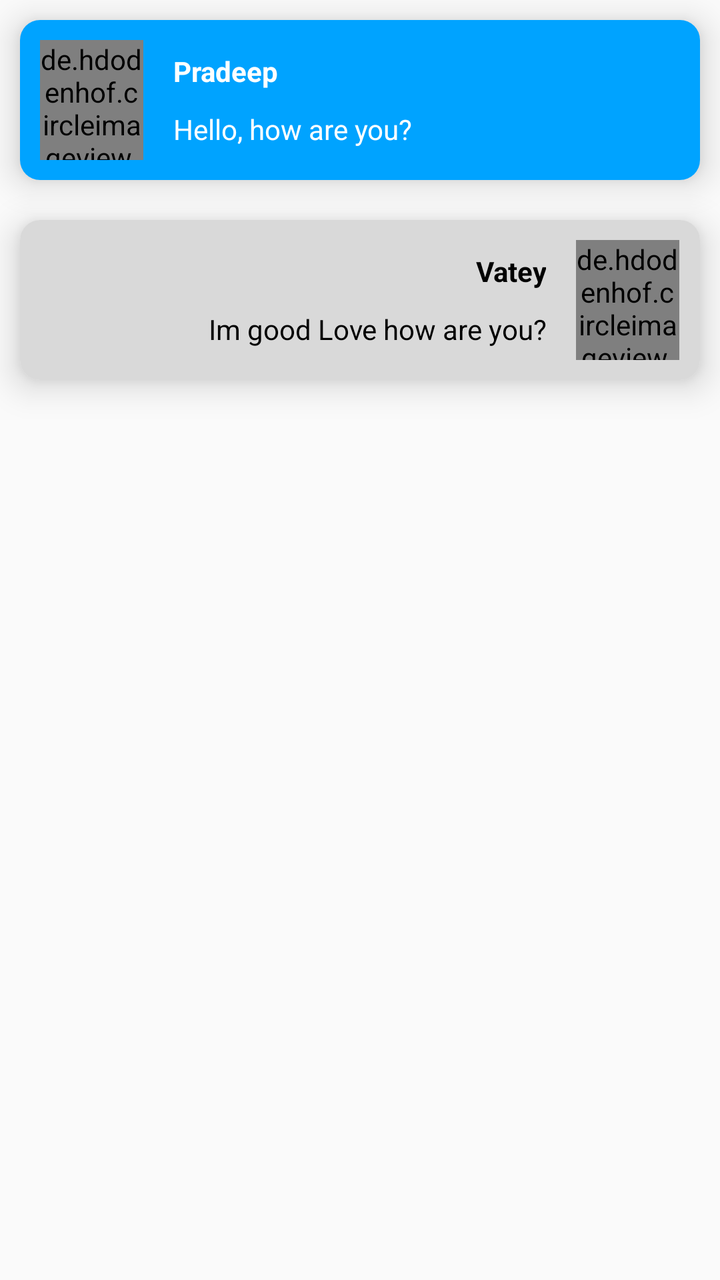
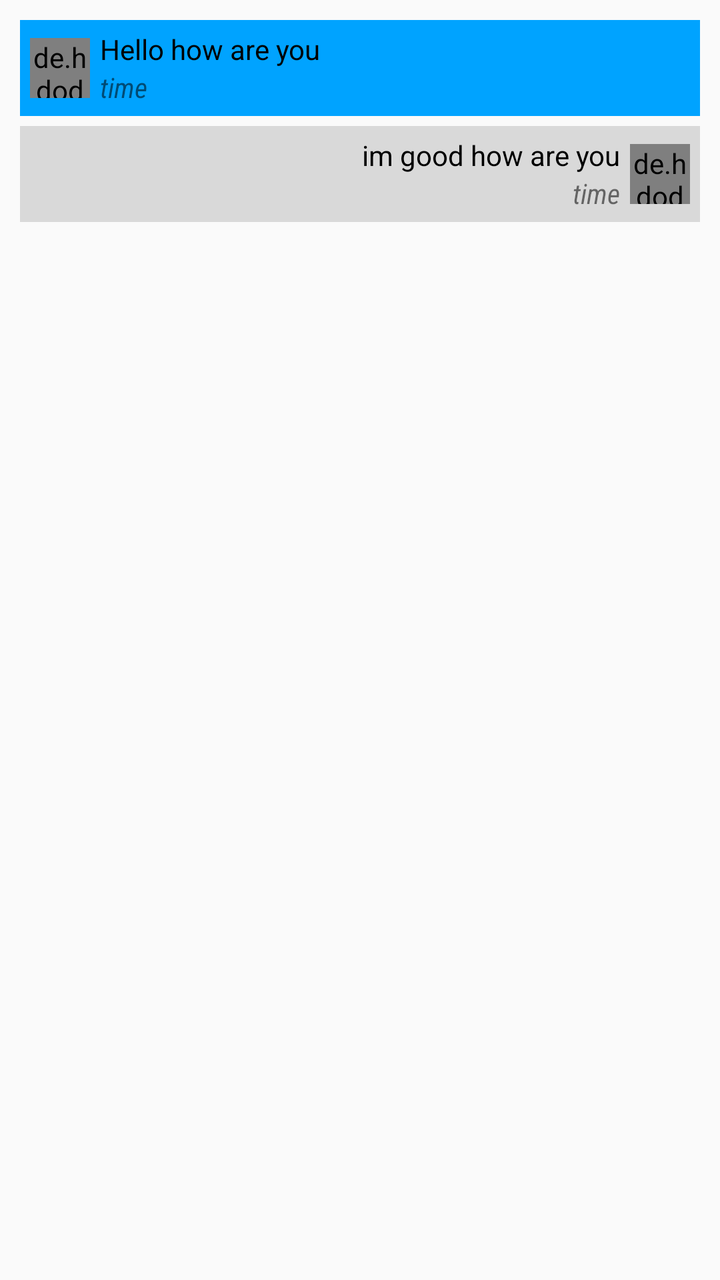

An Android layout rendered at two revisions. The XML below is the earlier revision; the diff shows what the commit changed to produce the second picture.
<!-- AndroidManifest.xml: application theme Theme.ICare -->
<!-- res/layout/item_chat.xml -->
<?xml version="1.0" encoding="utf-8"?>
<LinearLayout xmlns:android="http://schemas.android.com/apk/res/android"
    xmlns:app="http://schemas.android.com/apk/res-auto"
    android:layout_width="match_parent"
    android:layout_height="wrap_content"
    android:orientation="vertical">

    <androidx.cardview.widget.CardView
        android:layout_width="match_parent"
        android:layout_height="wrap_content"
        android:layout_margin="10dp"
        android:orientation="horizontal"
        app:cardCornerRadius="10dp"
        app:cardElevation="10dp">

        <LinearLayout
            android:layout_width="match_parent"
            android:layout_height="wrap_content"
            android:background="@color/themeBlue"
            android:orientation="horizontal"
            android:padding="10dp">

            <LinearLayout
                android:layout_width="0dp"
                android:layout_height="wrap_content"
                android:layout_weight=".2"
                android:orientation="vertical">

                <de.hdodenhof.circleimageview.CircleImageView
                    android:id="@+id/profile_image_fav"
                    android:layout_width="match_parent"
                    android:layout_height="60dp"
                    android:src="@drawable/ic_man" />
            </LinearLayout>

            <LinearLayout
                android:layout_width="0dp"
                android:layout_height="wrap_content"
                android:layout_gravity="center"
                android:layout_marginLeft="10dp"
                android:layout_weight="1"
                android:orientation="vertical">

                <TextView
                    android:id="@+id/txtv_nameFav"
                    android:layout_width="match_parent"
                    android:layout_height="wrap_content"
                    android:padding="5dp"
                    android:text="Pradeep"
                    android:textColor="@color/white"
                    android:textStyle="bold" />

                <TextView
                    android:id="@+id/txtv_favcountry"
                    android:layout_width="match_parent"
                    android:layout_height="wrap_content"
                    android:layout_gravity="center"
                    android:padding="5dp"
                    android:text="Hello, how are you?"
                    android:textColor="@color/white" />

            </LinearLayout>

        </LinearLayout>
    </androidx.cardview.widget.CardView>

    <androidx.cardview.widget.CardView
        android:layout_width="match_parent"
        android:layout_height="wrap_content"
        android:layout_margin="10dp"
        android:background="@color/white"
        android:orientation="horizontal"
        app:cardCornerRadius="10dp"
        app:cardElevation="10dp">

        <LinearLayout
            android:layout_width="match_parent"
            android:layout_height="wrap_content"
            android:background="@color/chatColor"
            android:orientation="horizontal"
            android:padding="10dp">

            <LinearLayout
                android:layout_width="0dp"
                android:layout_height="wrap_content"
                android:layout_gravity="center"
                android:layout_weight="1"
                android:layout_marginEnd="10dp"
                android:orientation="vertical">

                <TextView
                    android:id="@+id/txtv_nameFavSecond"
                    android:layout_width="match_parent"
                    android:layout_height="wrap_content"
                    android:padding="5dp"
                    android:text="Vatey"
                    android:textAlignment="textEnd"
                    android:textColor="@color/black"
                    android:textStyle="bold" />

                <TextView
                    android:id="@+id/txtv_favcountrySecond"
                    android:layout_width="match_parent"
                    android:layout_height="wrap_content"
                    android:padding="5dp"
                    android:textAlignment="textEnd"
                    android:text="Im good Love how are you?"
                    android:textColor="@color/black" />

            </LinearLayout>

            <LinearLayout
                android:layout_width="0dp"
                android:layout_height="wrap_content"
                android:layout_weight=".2"
                android:orientation="vertical">

                <de.hdodenhof.circleimageview.CircleImageView
                    android:id="@+id/profile_image_favSecond"
                    android:layout_width="match_parent"
                    android:layout_height="60dp"
                    android:src="@drawable/ic_man" />
            </LinearLayout>

        </LinearLayout>
    </androidx.cardview.widget.CardView>



</LinearLayout>
<!-- resources referenced by this layout -->
<resources>
  <color name="black">#000000</color>
  <color name="chatColor">#D9D9D9</color>
  <color name="themeBlue">#00A3FF</color>
  <color name="white">#FFFFFFFF</color>
  <!-- drawable ic_man: vector/xml drawable (drawable, 3916 chars, omitted) -->
  <style name="Theme.ICare" parent="Theme.MaterialComponents.Light.NoActionBar.Bridge">
          
          <item name="colorPrimary">@color/themeBlue</item>
          <item name="colorPrimaryVariant">@color/themeBlue</item>
          <item name="colorOnPrimary">@color/white</item>
          
          <item name="colorSecondary">@color/colorBackGroundEdittext</item>
          <item name="colorSecondaryVariant">@color/colorBackGroundEdittext</item>
          <item name="colorOnSecondary">@color/black</item>
          
          <item name="android:statusBarColor">@color/themeBlue</item>
          
      </style>
  <color name="colorBackGroundEdittext">#526278</color>
</resources>

<!-- the commit's change to res/layout/item_chat.xml (unified diff, before → after) -->
@@ -1,130 +1,171 @@
 <?xml version="1.0" encoding="utf-8"?>
 <LinearLayout xmlns:android="http://schemas.android.com/apk/res/android"
-    xmlns:app="http://schemas.android.com/apk/res-auto"
     android:layout_width="match_parent"
     android:layout_height="wrap_content"
     android:orientation="vertical">
 
-    <androidx.cardview.widget.CardView
+    <LinearLayout
+        android:id="@+id/message_relative_left"
         android:layout_width="match_parent"
         android:layout_height="wrap_content"
-        android:layout_margin="10dp"
+        android:layout_marginLeft="10dp"
+        android:layout_marginTop="10dp"
+        android:layout_marginRight="10dp"
+        android:background="@color/themeBlue"
         android:orientation="horizontal"
-        app:cardCornerRadius="10dp"
-        app:cardElevation="10dp">
+        android:padding="5dp">
+
+        <de.hdodenhof.circleimageview.CircleImageView
+            android:id="@+id/message_image_left"
+            android:layout_width="30dp"
+            android:layout_height="30dp"
+            android:layout_gravity="center"
+            android:src="@drawable/person" />
 
         <LinearLayout
-            android:layout_width="match_parent"
+            android:layout_width="0dp"
             android:layout_height="wrap_content"
-            android:background="@color/themeBlue"
-            android:orientation="horizontal"
-            android:padding="10dp">
+            android:layout_marginStart="5dp"
+            android:layout_weight="1"
+            android:orientation="vertical">
 
-            <LinearLayout
-                android:layout_width="0dp"
-                android:layout_height="wrap_content"
-                android:layout_weight=".2"
-                android:orientation="vertical">
-
-                <de.hdodenhof.circleimageview.CircleImageView
-                    android:id="@+id/profile_image_fav"
-                    android:layout_width="match_parent"
-                    android:layout_height="60dp"
-                    android:src="@drawable/ic_man" />
-            </LinearLayout>
-
-            <LinearLayout
-                android:layout_width="0dp"
+            <TextView
+                android:id="@+id/message_text_left"
+                android:layout_width="match_parent"
                 android:layout_height="wrap_content"
                 android:layout_gravity="center"
-                android:layout_marginLeft="10dp"
-                android:layout_weight="1"
-                android:orientation="vertical">
+                android:text="Hello how are you"
+                android:textColor="@color/black" />
+
+            <RelativeLayout
+                android:layout_width="wrap_content"
+                android:layout_height="wrap_content">
+
+                <ImageView
+                    android:id="@+id/message_imagetext_left"
+                    android:layout_width="200dp"
+                    android:layout_height="100dp"
+                    android:layout_marginTop="6dp"
+                    android:visibility="gone" />
 
                 <TextView
-                    android:id="@+id/txtv_nameFav"
-                    android:layout_width="match_parent"
+                    android:id="@+id/message_loading_left"
+                    android:layout_width="wrap_content"
                     android:layout_height="wrap_content"
-                    android:padding="5dp"
-                    android:text="Pradeep"
-                    android:textColor="@color/white"
-                    android:textStyle="bold" />
+                    android:layout_centerInParent="true"
+                    android:text="TEST"
+                    android:visibility="gone" />
+            </RelativeLayout>
 
-                <TextView
-                    android:id="@+id/txtv_favcountry"
-                    android:layout_width="match_parent"
-                    android:layout_height="wrap_content"
-                    android:layout_gravity="center"
-                    android:padding="5dp"
-                    android:text="Hello, how are you?"
-                    android:textColor="@color/white" />
+            <TextView
+                android:id="@+id/message_time_left"
+                android:layout_width="wrap_content"
+                android:layout_height="wrap_content"
+                android:layout_gravity="start"
+                android:fontFamily="sans-serif-condensed"
+                android:text="time"
+                android:textStyle="italic" />
+        </LinearLayout>
 
-            </LinearLayout>
+    </LinearLayout>
+
+    <LinearLayout
+        android:id="@+id/message_relative_right"
+        android:layout_width="match_parent"
+        android:layout_height="wrap_content"
+        android:layout_marginLeft="10dp"
+        android:layout_marginTop="5dp"
+        android:layout_marginRight="10dp"
+        android:background="@color/chatColor"
+        android:gravity="end"
+        android:orientation="horizontal"
+        android:padding="5dp">
+
+        <LinearLayout
+            android:layout_width="0dp"
+            android:layout_height="wrap_content"
+            android:layout_marginEnd="5dp"
+            android:layout_weight="1"
+            android:orientation="vertical">
+
+            <TextView
+                android:id="@+id/txtv_received_message"
+                android:layout_width="match_parent"
+                android:layout_height="wrap_content"
+                android:layout_gravity="center"
+                android:gravity="end"
+                android:text="im good how are you"
+                android:textColor="@color/black" />
+
+            <TextView
+                android:id="@+id/message_time_right"
+                android:layout_width="wrap_content"
+                android:layout_height="wrap_content"
+                android:layout_gravity="end"
+                android:fontFamily="sans-serif-condensed"
+                android:text="time"
+                android:textStyle="italic" />
 
         </LinearLayout>
-    </androidx.cardview.widget.CardView>
 
-    <androidx.cardview.widget.CardView
-        android:layout_width="match_parent"
+        <RelativeLayout
+            android:layout_width="wrap_content"
+            android:layout_height="wrap_content">
+
+            <ImageView
+                android:id="@+id/message_imagetext_right"
+                android:layout_width="200dp"
+                android:layout_height="100dp"
+                android:layout_marginTop="6dp"
+                android:visibility="gone" />
+
+            <TextView
+                android:id="@+id/message_loading_right"
+                android:layout_width="wrap_content"
+                android:layout_height="wrap_content"
+                android:layout_centerInParent="true"
+                android:text="TEST"
+                android:visibility="gone" />
+        </RelativeLayout>
+
+        <de.hdodenhof.circleimageview.CircleImageView
+            android:id="@+id/message_image_right"
+            android:layout_width="30dp"
+            android:layout_height="30dp"
+            android:layout_gravity="center"
+            android:src="@drawable/girl_doctor" />
+
+    </LinearLayout>
+
+    <RelativeLayout
+        android:id="@+id/message_relative_bottom"
+        android:layout_width="wrap_content"
         android:layout_height="wrap_content"
-        android:layout_margin="10dp"
-        android:background="@color/white"
         android:orientation="horizontal"
-        app:cardCornerRadius="10dp"
-        app:cardElevation="10dp">
+        android:visibility="gone">
 
-        <LinearLayout
-            android:layout_width="match_parent"
+        <TextView
+            android:id="@+id/message_typing"
+            android:layout_width="wrap_content"
             android:layout_height="wrap_content"
-            android:background="@color/chatColor"
-            android:orientation="horizontal"
-            android:padding="10dp">
+            android:layout_marginStart="8dp"
+            android:layout_marginBottom="4dp"
+            android:fontFamily="sans-serif-condensed"
+            android:text="Typing..."
+            android:textStyle="italic"
+            android:visibility="invisible" />
 
-            <LinearLayout
-                android:layout_width="0dp"
-                android:layout_height="wrap_content"
-                android:layout_gravity="center"
-                android:layout_weight="1"
-                android:layout_marginEnd="10dp"
-                android:orientation="vertical">
-
-                <TextView
-                    android:id="@+id/txtv_nameFavSecond"
-                    android:layout_width="match_parent"
-                    android:layout_height="wrap_content"
-                    android:padding="5dp"
-                    android:text="Vatey"
-                    android:textAlignment="textEnd"
-                    android:textColor="@color/black"
-                    android:textStyle="bold" />
-
-                <TextView
-                    android:id="@+id/txtv_favcountrySecond"
-                    android:layout_width="match_parent"
-                    android:layout_height="wrap_content"
-                    android:padding="5dp"
-                    android:textAlignment="textEnd"
-                    android:text="Im good Love how are you?"
-                    android:textColor="@color/black" />
-
-            </LinearLayout>
-
-            <LinearLayout
-                android:layout_width="0dp"
-                android:layout_height="wrap_content"
-                android:layout_weight=".2"
-                android:orientation="vertical">
-
-                <de.hdodenhof.circleimageview.CircleImageView
-                    android:id="@+id/profile_image_favSecond"
-                    android:layout_width="match_parent"
-                    android:layout_height="60dp"
-                    android:src="@drawable/ic_man" />
-            </LinearLayout>
-
-        </LinearLayout>
-    </androidx.cardview.widget.CardView>
-
-
+        <TextView
+            android:id="@+id/message_seen"
+            android:layout_width="wrap_content"
+            android:layout_height="wrap_content"
+            android:layout_alignParentEnd="true"
+            android:layout_marginEnd="8dp"
+            android:layout_marginBottom="4dp"
+            android:fontFamily="sans-serif-condensed"
+            android:text="Seen"
+            android:textStyle="italic"
+            android:visibility="invisible" />
+    </RelativeLayout>
 
 </LinearLayout>
<!-- resource entries referenced after the edit -->
@@ -3,8 +3,9 @@
   <color name="black">#000000</color>
   <color name="chatColor">#D9D9D9</color>
   <color name="themeBlue">#00A3FF</color>
+  <!-- drawable girl_doctor: png bitmap (drawable, 36578 bytes) -->
+  <!-- drawable person: png bitmap (drawable, 1959 bytes) -->
   <color name="white">#FFFFFFFF</color>
-  <!-- drawable ic_man: vector/xml drawable (drawable, 3916 chars, omitted) -->
   <style name="Theme.ICare" parent="Theme.MaterialComponents.Light.NoActionBar.Bridge">
           
           <item name="colorPrimary">@color/themeBlue</item>
